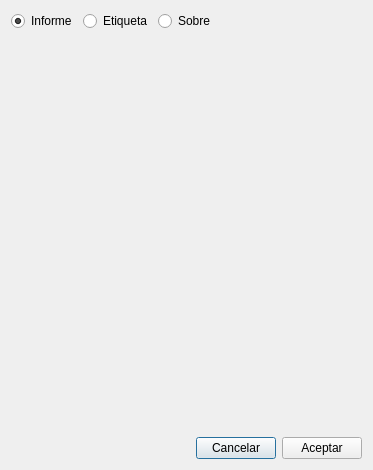
arcnexus/RedFoX, file EditorReports/editpaperdlg.ui: the form before one commit.
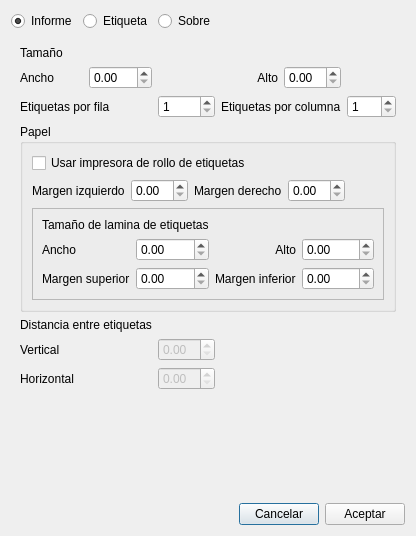
The form after the commit. The open tabs and pages were chosen to show the change.

Commit message: Etiquetas y sobres en editor de informes

```diff
--- a/EditorReports/editpaperdlg.ui
+++ b/EditorReports/editpaperdlg.ui
@@ -6,8 +6,8 @@
    <rect>
     <x>0</x>
     <y>0</y>
-    <width>373</width>
-    <height>470</height>
+    <width>375</width>
+    <height>536</height>
    </rect>
   </property>
   <property name="windowTitle">
@@ -206,7 +206,379 @@
        </item>
       </layout>
      </widget>
-     <widget class="QWidget" name="etiquetaPage"/>
+     <widget class="QWidget" name="etiquetaPage">
+      <layout class="QGridLayout" name="gridLayout_3">
+       <item row="0" column="0">
+        <widget class="QLabel" name="label_5">
+         <property name="text">
+          <string>Tamaño</string>
+         </property>
+        </widget>
+       </item>
+       <item row="1" column="0">
+        <widget class="QLabel" name="label_13">
+         <property name="text">
+          <string>Ancho</string>
+         </property>
+         <property name="buddy">
+          <cstring>spinAnchoEtq</cstring>
+         </property>
+        </widget>
+       </item>
+       <item row="1" column="1">
+        <widget class="QDoubleSpinBox" name="spinAnchoEtq"/>
+       </item>
+       <item row="1" column="3">
+        <widget class="QLabel" name="label_12">
+         <property name="text">
+          <string>Alto</string>
+         </property>
+         <property name="alignment">
+          <set>Qt::AlignRight|Qt::AlignTrailing|Qt::AlignVCenter</set>
+         </property>
+        </widget>
+       </item>
+       <item row="1" column="4">
+        <widget class="QDoubleSpinBox" name="spinAltoEtq"/>
+       </item>
+       <item row="2" column="0" colspan="2">
+        <widget class="QLabel" name="label_18">
+         <property name="text">
+          <string>Etiquetas por fila</string>
+         </property>
+        </widget>
+       </item>
+       <item row="2" column="2">
+        <widget class="QSpinBox" name="spinPorFila">
+         <property name="minimum">
+          <number>1</number>
+         </property>
+        </widget>
+       </item>
+       <item row="2" column="3" colspan="2">
+        <widget class="QLabel" name="label_19">
+         <property name="text">
+          <string>Etiquetas por columna</string>
+         </property>
+        </widget>
+       </item>
+       <item row="2" column="5">
+        <widget class="QSpinBox" name="spinPorColum">
+         <property name="minimum">
+          <number>1</number>
+         </property>
+        </widget>
+       </item>
+       <item row="3" column="0" colspan="6">
+        <widget class="QGroupBox" name="groupBox">
+         <property name="title">
+          <string>Papel</string>
+         </property>
+         <layout class="QVBoxLayout" name="verticalLayout_2">
+          <item>
+           <widget class="QCheckBox" name="chkRolloEtiq">
+            <property name="text">
+             <string>Usar impresora de rollo de etiquetas</string>
+            </property>
+           </widget>
+          </item>
+          <item>
+           <layout class="QHBoxLayout" name="horizontalLayout_3">
+            <item>
+             <widget class="QLabel" name="label_16">
+              <property name="text">
+               <string>Margen izquierdo</string>
+              </property>
+             </widget>
+            </item>
+            <item>
+             <widget class="QDoubleSpinBox" name="spinMlblI"/>
+            </item>
+            <item>
+             <widget class="QLabel" name="label_17">
+              <property name="text">
+               <string>Margen derecho</string>
+              </property>
+             </widget>
+            </item>
+            <item>
+             <widget class="QDoubleSpinBox" name="spinMlblD"/>
+            </item>
+            <item>
+             <spacer name="horizontalSpacer_3">
+              <property name="orientation">
+               <enum>Qt::Horizontal</enum>
+              </property>
+              <property name="sizeHint" stdset="0">
+               <size>
+                <width>40</width>
+                <height>20</height>
+               </size>
+              </property>
+             </spacer>
+            </item>
+           </layout>
+          </item>
+          <item>
+           <widget class="QFrame" name="frameLamina">
+            <property name="frameShape">
+             <enum>QFrame::StyledPanel</enum>
+            </property>
+            <property name="frameShadow">
+             <enum>QFrame::Raised</enum>
+            </property>
+            <layout class="QGridLayout" name="gridLayout_2">
+             <item row="1" column="1">
+              <widget class="QDoubleSpinBox" name="spinPaperW"/>
+             </item>
+             <item row="0" column="0" colspan="2">
+              <widget class="QLabel" name="label_20">
+               <property name="text">
+                <string>Tamaño de lamina de etiquetas</string>
+               </property>
+              </widget>
+             </item>
+             <item row="1" column="2">
+              <widget class="QLabel" name="label_21">
+               <property name="text">
+                <string>Alto</string>
+               </property>
+               <property name="alignment">
+                <set>Qt::AlignRight|Qt::AlignTrailing|Qt::AlignVCenter</set>
+               </property>
+              </widget>
+             </item>
+             <item row="1" column="0">
+              <widget class="QLabel" name="label_22">
+               <property name="text">
+                <string>Ancho</string>
+               </property>
+               <property name="buddy">
+                <cstring>spinAnchoEtq</cstring>
+               </property>
+              </widget>
+             </item>
+             <item row="1" column="3">
+              <widget class="QDoubleSpinBox" name="spinPaperH"/>
+             </item>
+             <item row="2" column="1">
+              <widget class="QDoubleSpinBox" name="spinMlblUp"/>
+             </item>
+             <item row="2" column="0">
+              <widget class="QLabel" name="label_14">
+               <property name="text">
+                <string>Margen superior</string>
+               </property>
+              </widget>
+             </item>
+             <item row="2" column="2">
+              <widget class="QLabel" name="label_15">
+               <property name="text">
+                <string>Margen inferior</string>
+               </property>
+              </widget>
+             </item>
+             <item row="2" column="3">
+              <widget class="QDoubleSpinBox" name="spinMlblDwn"/>
+             </item>
+            </layout>
+           </widget>
+          </item>
+         </layout>
+        </widget>
+       </item>
+       <item row="4" column="0" colspan="2">
+        <widget class="QLabel" name="label_23">
+         <property name="text">
+          <string>Distancia entre etiquetas</string>
+         </property>
+        </widget>
+       </item>
+       <item row="6" column="0">
+        <widget class="QLabel" name="label_24">
+         <property name="text">
+          <string>Vertical</string>
+         </property>
+        </widget>
+       </item>
+       <item row="6" column="2">
+        <widget class="QDoubleSpinBox" name="spinDistV">
+         <property name="enabled">
+          <bool>false</bool>
+         </property>
+        </widget>
+       </item>
+       <item row="7" column="0">
+        <widget class="QLabel" name="label_25">
+         <property name="text">
+          <string>Horizontal</string>
+         </property>
+        </widget>
+       </item>
+       <item row="7" column="2">
+        <widget class="QDoubleSpinBox" name="spinDistH">
+         <property name="enabled">
+          <bool>false</bool>
+         </property>
+        </widget>
+       </item>
+       <item row="8" column="2">
+        <spacer name="verticalSpacer_2">
+         <property name="orientation">
+          <enum>Qt::Vertical</enum>
+         </property>
+         <property name="sizeHint" stdset="0">
+          <size>
+           <width>20</width>
+           <height>40</height>
+          </size>
+         </property>
+        </spacer>
+       </item>
+      </layout>
+     </widget>
+     <widget class="QWidget" name="page">
+      <layout class="QGridLayout" name="gridLayout_4">
+       <item row="0" column="0">
+        <widget class="QLabel" name="label_28">
+         <property name="text">
+          <string>Tamaño</string>
+         </property>
+        </widget>
+       </item>
+       <item row="1" column="0">
+        <widget class="QLabel" name="label_27">
+         <property name="text">
+          <string>Ancho</string>
+         </property>
+         <property name="buddy">
+          <cstring>spinAnchoEtq</cstring>
+         </property>
+        </widget>
+       </item>
+       <item row="1" column="1">
+        <widget class="QDoubleSpinBox" name="spinAnchoSobre"/>
+       </item>
+       <item row="1" column="2">
+        <widget class="QLabel" name="label_26">
+         <property name="text">
+          <string>Alto</string>
+         </property>
+         <property name="alignment">
+          <set>Qt::AlignRight|Qt::AlignTrailing|Qt::AlignVCenter</set>
+         </property>
+        </widget>
+       </item>
+       <item row="1" column="3">
+        <widget class="QDoubleSpinBox" name="spinAltoSobre"/>
+       </item>
+       <item row="2" column="0" colspan="2">
+        <widget class="QLabel" name="label_35">
+         <property name="text">
+          <string>Margen superior</string>
+         </property>
+        </widget>
+       </item>
+       <item row="2" column="2" colspan="2">
+        <widget class="QDoubleSpinBox" name="spinUp_2"/>
+       </item>
+       <item row="2" column="4">
+        <widget class="QLabel" name="label_30">
+         <property name="sizePolicy">
+          <sizepolicy hsizetype="Fixed" vsizetype="Preferred">
+           <horstretch>0</horstretch>
+           <verstretch>0</verstretch>
+          </sizepolicy>
+         </property>
+         <property name="text">
+          <string>cm</string>
+         </property>
+        </widget>
+       </item>
+       <item row="3" column="0" colspan="2">
+        <widget class="QLabel" name="label_29">
+         <property name="text">
+          <string>Margen inferior</string>
+         </property>
+        </widget>
+       </item>
+       <item row="3" column="2" colspan="2">
+        <widget class="QDoubleSpinBox" name="spinDown_2"/>
+       </item>
+       <item row="3" column="4">
+        <widget class="QLabel" name="label_32">
+         <property name="sizePolicy">
+          <sizepolicy hsizetype="Fixed" vsizetype="Preferred">
+           <horstretch>0</horstretch>
+           <verstretch>0</verstretch>
+          </sizepolicy>
+         </property>
+         <property name="text">
+          <string>cm</string>
+         </property>
+        </widget>
+       </item>
+       <item row="4" column="0" colspan="2">
+        <widget class="QLabel" name="label_31">
+         <property name="text">
+          <string>Margen izquierdo</string>
+         </property>
+        </widget>
+       </item>
+       <item row="4" column="2" colspan="2">
+        <widget class="QDoubleSpinBox" name="spinLeft_2"/>
+       </item>
+       <item row="4" column="4">
+        <widget class="QLabel" name="label_33">
+         <property name="sizePolicy">
+          <sizepolicy hsizetype="Fixed" vsizetype="Preferred">
+           <horstretch>0</horstretch>
+           <verstretch>0</verstretch>
+          </sizepolicy>
+         </property>
+         <property name="text">
+          <string>cm</string>
+         </property>
+        </widget>
+       </item>
+       <item row="5" column="0" colspan="2">
+        <widget class="QLabel" name="label_34">
+         <property name="text">
+          <string>Margen derecho</string>
+         </property>
+        </widget>
+       </item>
+       <item row="5" column="2" colspan="2">
+        <widget class="QDoubleSpinBox" name="spinRigth_2"/>
+       </item>
+       <item row="5" column="4">
+        <widget class="QLabel" name="label_36">
+         <property name="sizePolicy">
+          <sizepolicy hsizetype="Fixed" vsizetype="Preferred">
+           <horstretch>0</horstretch>
+           <verstretch>0</verstretch>
+          </sizepolicy>
+         </property>
+         <property name="text">
+          <string>cm</string>
+         </property>
+        </widget>
+       </item>
+       <item row="6" column="0">
+        <spacer name="verticalSpacer_3">
+         <property name="orientation">
+          <enum>Qt::Vertical</enum>
+         </property>
+         <property name="sizeHint" stdset="0">
+          <size>
+           <width>20</width>
+           <height>289</height>
+          </size>
+         </property>
+        </spacer>
+       </item>
+      </layout>
+     </widget>
     </widget>
    </item>
    <item>
```
The commit also changes 13 other files.
